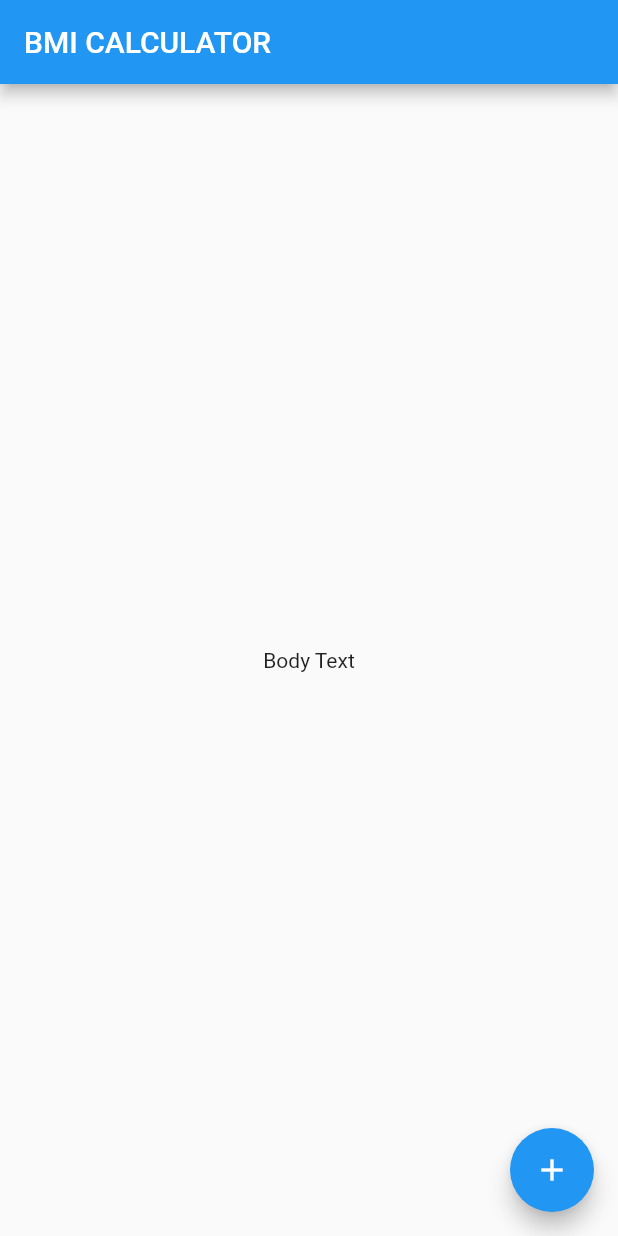
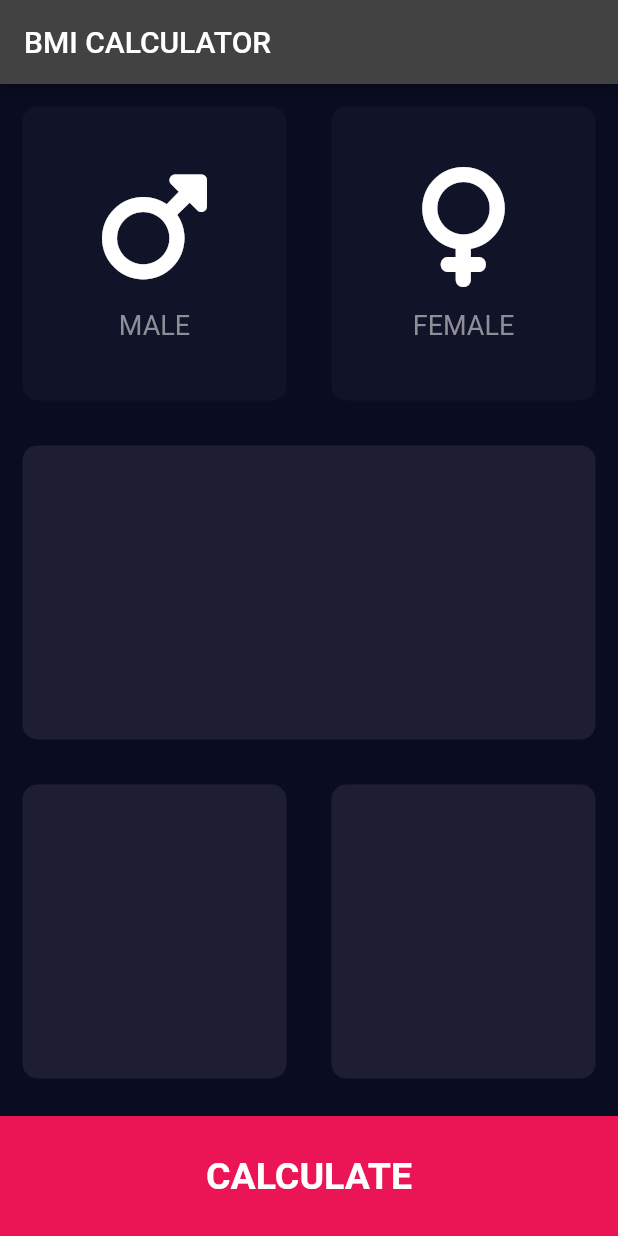
Before and after one commit to HeratUni-CS/bmi-calculator-MorsalEs, a Flutter app: the screen it shows after launch, on a phone screen of 412 x 824 dp. Run offline on Flutter 3.47's test engine with Material 2 defaults, Android fonts, the phone set to English and light mode, and no system bars; our stand-ins replace font_awesome_flutter.

Commit message:
create input page and create reusable container

```diff
--- /dev/null
+++ b/lib/constants.dart
@@ -0,0 +1,37 @@
+import 'package:flutter/material.dart';
+
+const double kBottomContainerHeight = 80;
+const kActiveCardColor = Color(0xFF1D1E33);
+const kInactiveCardColor = Color(0xFF111328);
+const kBottomContainerColor = Color(0xFFEB1555);
+
+const kLabelTextStyle = TextStyle(
+  fontSize: 18,
+  color: Color(0xFF8D8E98),
+);
+const kNumberTextStyle = TextStyle(fontSize: 50, fontWeight: FontWeight.w900);
+const kLargeButtonTextStyle = TextStyle(
+  fontSize: 25,
+  fontWeight: FontWeight.bold
+);
+const kTitleTextStyle= TextStyle(
+  fontSize: 50,
+  fontWeight: FontWeight.bold
+);
+const kResultTextStyle = TextStyle(
+  color: Color(0xFF24D876),
+  fontSize: 22,
+  fontWeight: FontWeight.bold
+);
+const kBMITextStyle = TextStyle(
+  fontSize: 100,
+  fontWeight: FontWeight.bold
+);
+const kGrayBodyTextStyle = TextStyle(
+  fontSize: 22,
+  color: Colors.grey
+);
+const kBodyTextStyle = TextStyle(
+  fontSize: 22,
+
+);
--- /dev/null
+++ b/lib/icon_content.dart
@@ -0,0 +1,30 @@
+
+import 'package:flutter/material.dart';
+
+class IconContent extends StatelessWidget {
+  final IconData ? icon;
+  final String ? label;
+  IconContent({this.icon, this.label});
+  @override
+  Widget build(BuildContext context) {
+    return Column(
+      mainAxisAlignment: MainAxisAlignment.center,
+      children: [
+        Icon(
+          icon,
+          size: 80,
+        ),
+        const SizedBox(
+          height: 15,
+        ),
+        Text(
+          label!,
+          style: const TextStyle(
+            fontSize: 18,
+            color: Color(0xFF8D8E98),
+          ),
+        )
+      ],
+    );
+  }
+}
--- /dev/null
+++ b/lib/input_page.dart
@@ -0,0 +1,99 @@
+import 'package:flutter/material.dart';
+import './constants.dart';
+import 'package:font_awesome_flutter/font_awesome_flutter.dart';
+import './icon_content.dart';
+import './reusable_card.dart';
+
+enum Gender { male, female }
+
+class InputPage extends StatefulWidget {
+  @override
+  _InputPageState createState() => _InputPageState();
+}
+
+class _InputPageState extends State<InputPage> {
+  Gender? selectedGender;
+
+  @override
+  Widget build(BuildContext context) {
+    return Scaffold(
+      appBar: AppBar(
+        title: Text('BMI CALCULATOR'),
+      ),
+      body: Column(
+        crossAxisAlignment: CrossAxisAlignment.stretch,
+        children: [
+          Expanded(
+              child: Row(
+            children: [
+              Expanded(
+                child: ReusableCard(
+                  onPress: () {
+                    setState(() {
+                      selectedGender = Gender.male;
+                    });
+                  },
+                  color: selectedGender == Gender.male
+                      ? kActiveCardColor
+                      : kInactiveCardColor,
+                  child: IconContent(
+                    icon: FontAwesomeIcons.mars,
+                    label: 'MALE',
+                  ),
+                ),
+              ),
+              Expanded(
+                child: ReusableCard(
+                  onPress: () {
+                    setState(() {
+                      selectedGender = Gender.female;
+                    });
+                  },
+                  color: selectedGender == Gender.female
+                      ? kActiveCardColor
+                      : kInactiveCardColor,
+                  child: IconContent(
+                    icon: FontAwesomeIcons.venus,
+                    label: 'FEMALE',
+                  ),
+                ),
+              ),
+            ],
+          )),
+          Expanded(
+            child: ReusableCard(
+              child: Container()
+            ),
+          ),
+          Expanded(
+              child: Row(
+            children: [
+              Expanded(
+                child: ReusableCard(
+                  child: Container(),
+                ),
+              ),
+              Expanded(
+                child: ReusableCard(
+                  child: Container(),
+                ),
+              )
+            ],
+          )),
+          Container(
+            child: Center(
+              child: Text(
+                "CALCULATE",
+                style: kLargeButtonTextStyle,
+              ),
+            ),
+            color: kBottomContainerColor,
+            margin: EdgeInsets.only(top: 10),
+            width: double.infinity,
+            height: kBottomContainerHeight,
+          ),
+        ],
+      ),
+    );
+  }
+}
--- a/lib/main.dart
+++ b/lib/main.dart
@@ -1,35 +1,21 @@
 import 'package:flutter/material.dart';
+import './input_page.dart';
 
-void main() => runApp(BMICalculator());
+
+void main() => runApp( const BMICalculator());
 
 class BMICalculator extends StatelessWidget {
+  const BMICalculator({Key? key}) : super(key: key);
+
   @override
   Widget build(BuildContext context) {
     return MaterialApp(
-      home: InputPage(),
+      theme: ThemeData.dark().copyWith(
+
+        primaryColor:   Color(0xFF0A0D22),
+        scaffoldBackgroundColor:   Color(0xFF0A0D22),
+      ),
+      home:  InputPage(),
     );
   }
 }
-
-class InputPage extends StatefulWidget {
-  @override
-  State<InputPage> createState() => _InputPageState();
-}
-
-class _InputPageState extends State<InputPage> {
-  @override
-  Widget build(BuildContext context) {
-    return Scaffold(
-      appBar: AppBar(
-        title: Text('BMI CALCULATOR'),
-      ),
-      body: Center(
-        child: Text('Body Text'),
-      ),
-      floatingActionButton: FloatingActionButton(
-        onPressed: () {},
-        child: Icon(Icons.add),
-      ),
-    );
-  }
-}
--- /dev/null
+++ b/lib/reusable_card.dart
@@ -0,0 +1,24 @@
+import 'package:flutter/cupertino.dart';
+import './constants.dart';
+class ReusableCard extends StatelessWidget {
+  final Color? color;
+  final Widget? child;
+  final VoidCallback?onPress;
+  ReusableCard({this.color, this.child,this.onPress});
+
+  @override
+  Widget build(BuildContext context) {
+    return GestureDetector(
+      onTap: onPress,
+      child: Container(
+        margin: const EdgeInsets.all(15),
+        decoration: BoxDecoration(
+          color: color ?? kActiveCardColor,
+          borderRadius: BorderRadius.circular(10),
+        ),
+
+        child: child,
+      ),
+    );
+  }
+}
--- a/pubspec.yaml
+++ b/pubspec.yaml
@@ -36,6 +36,7 @@ dependencies:
   # The following adds the Cupertino Icons font to your application.
   # Use with the CupertinoIcons class for iOS style icons.
   cupertino_icons: ^1.0.2
+  font_awesome_flutter:
 
 dev_dependencies:
   flutter_test:
```
Also changed, not shown: pubspec.lock.
